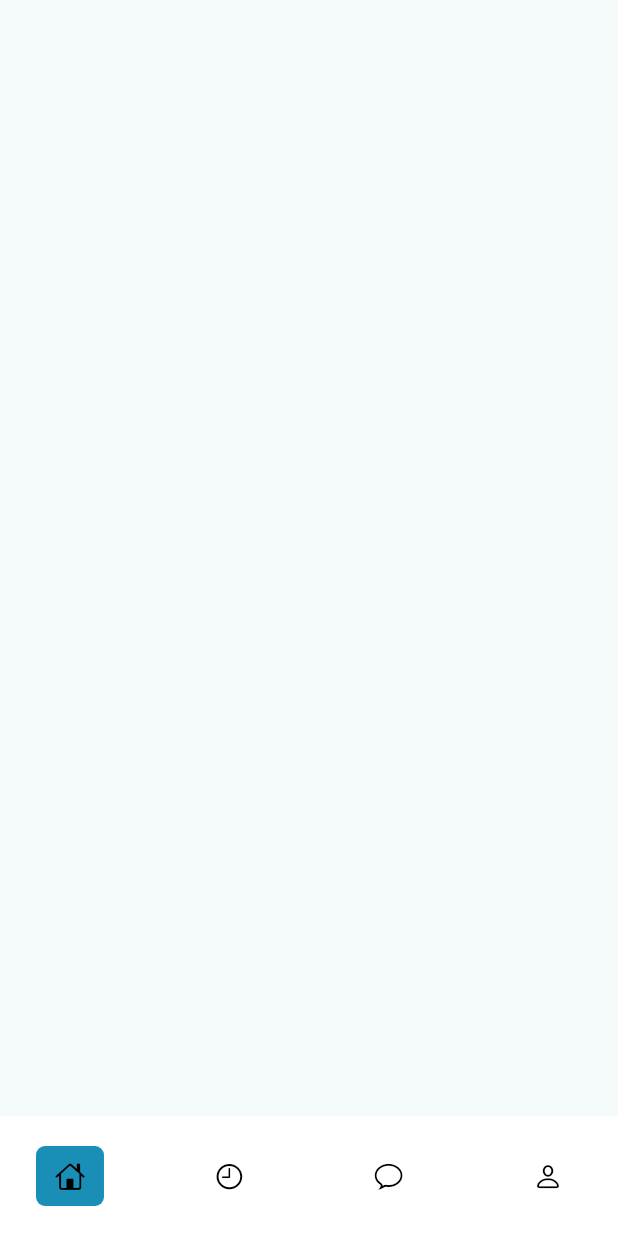
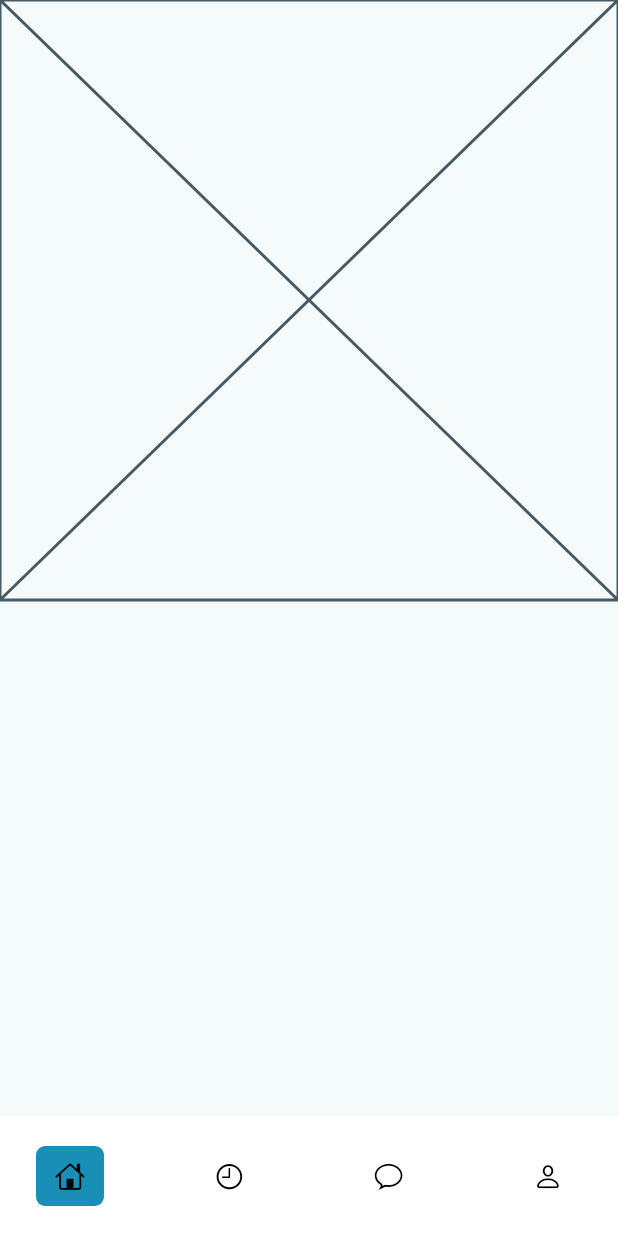
Before and after one commit to ericatsu/mobile_doctor_booking, a Flutter app: the screen it shows after launch, on a phone screen of 412 x 824 dp. Run offline on Flutter 3.47's test engine with Material 2 defaults, Android fonts, the light colour scheme and no system bars; our stand-ins replace get.

Commit message:
✨ home

```diff
--- a/lib/screens/home/home_screen.dart
+++ b/lib/screens/home/home_screen.dart
@@ -1,10 +1,19 @@
 import 'package:flutter/material.dart';
+import 'package:mobile_doctor_booking/screens/home/widgets/top_widget.dart';
+import 'package:mobile_doctor_booking/shared/exports.dart';
 
 class HomePage extends StatelessWidget {
   const HomePage({super.key});
 
   @override
   Widget build(BuildContext context) {
-    return const Scaffold();
+    final mediaQuery = SizeQuery(context);
+    return Scaffold(
+      body: Column(
+        children: [
+          TopWidget()
+        ],
+      ),
+    );
   }
 }
--- /dev/null
+++ b/lib/screens/home/widgets/top_widget.dart
@@ -0,0 +1,10 @@
+import 'package:flutter/material.dart';
+
+class TopWidget extends StatelessWidget {
+  const TopWidget({super.key});
+
+  @override
+  Widget build(BuildContext context) {
+    return const Placeholder();
+  }
+}
```
